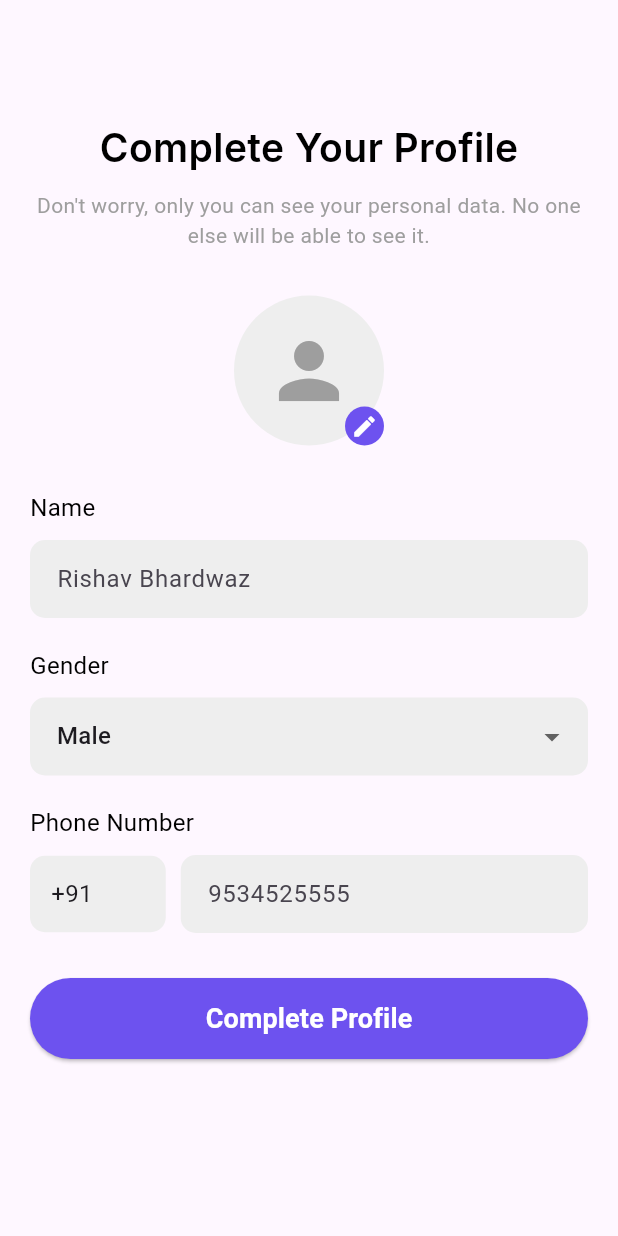
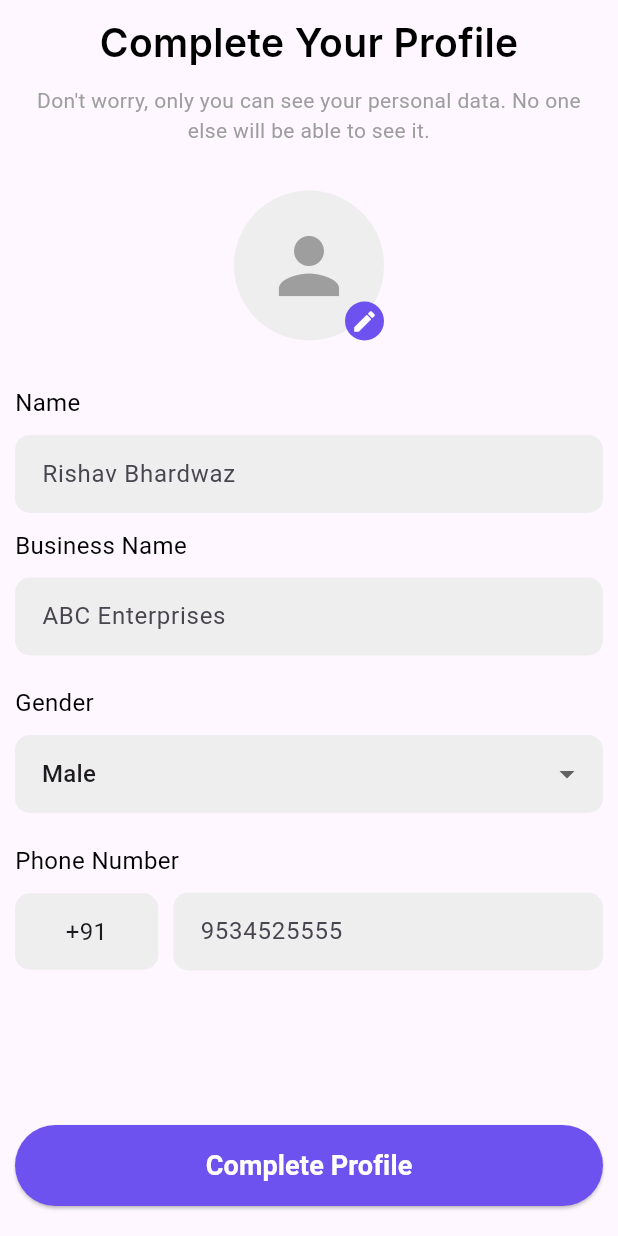
Before and after one commit to ricoz-connecting/studio-on-rent-partner-app, a Flutter app: the CompleteProfileScreen screen opened directly, on a phone screen of 412 x 824 dp. Run offline on Flutter 3.47's test engine with Material 3 defaults, Android fonts, the phone set to English and light mode, and no system bars; our stand-ins replace flutter_riverpod, fpdart, google_fonts, pinput, shared_preferences; missing offline and left inert: password_strength_indicator; accounts and stored records are empty; project files that could hold a hidden picture were left out.

Commit message:
Refactored the code and implemented Complete user functionality

```diff
--- a/lib/commons/controllers/get_profile.dart
+++ b/lib/commons/controllers/get_profile.dart
@@ -5,7 +5,7 @@ import 'package:flutter_riverpod/flutter_riverpod.dart';
 import 'package:studio_partner_app/src/core/api.dart';
 import 'package:studio_partner_app/src/feature/profile/views/profile_screen.dart';
 import 'package:studio_partner_app/src/res/endpoints.dart';
-import 'package:studio_partner_app/utils/authprovider.dart';
+import 'package:studio_partner_app/commons/views/providers/authprovider.dart';
 import '../../src/feature/profile/models/profile.dart';
 
 class GetProfile {
--- a/lib/commons/views/location_access.dart
+++ b/lib/commons/views/location_access.dart
@@ -52,7 +52,7 @@ class LocationAccess extends StatelessWidget {
                   Navigator.push(
                     context,
                     MaterialPageRoute(
-                      builder: (context) => const CompleteProfileScreen(),
+                      builder: (context) => CompleteProfileScreen(),
                     ),
                   );
                 },
--- a/lib/commons/views/splashscreen.dart
+++ b/lib/commons/views/splashscreen.dart
@@ -8,7 +8,7 @@ import 'package:google_fonts/google_fonts.dart';
 import 'package:studio_partner_app/src/feature/navigation/navigation_page.dart';
 import 'package:studio_partner_app/src/res/assets.dart';
 import 'package:studio_partner_app/src/res/strings.dart';
-import 'package:studio_partner_app/utils/authprovider.dart';
+import 'package:studio_partner_app/commons/views/providers/authprovider.dart';
 
 class Splashscreen extends ConsumerStatefulWidget {
   const Splashscreen({super.key});
--- a/lib/src/feature/Earnings/views/customer_review.dart
+++ b/lib/src/feature/Earnings/views/customer_review.dart
@@ -143,7 +143,3 @@ class CustomerReviews extends StatelessWidget {
     );
   }
 }
-
-void main() {
-  runApp(const MaterialApp(home: CustomerReviews()));
-}
--- a/lib/src/feature/complains/complain.dart
+++ b/lib/src/feature/complains/complain.dart
@@ -188,7 +188,3 @@ class ComplaintScreen extends StatelessWidget {
     );
   }
 }
-
-void main() {
-  runApp(const MaterialApp(home: ComplaintScreen()));
-}
--- /dev/null
+++ b/lib/src/feature/profile/controllers/complete_profile.dart
@@ -0,0 +1,3 @@
+class CompleteProfile {
+
+}
--- a/lib/src/feature/profile/models/profile.dart
+++ b/lib/src/feature/profile/models/profile.dart
@@ -1,32 +1,34 @@
 class Profile {
-  final String phone;
-  final String email;
-  final String username;
-  final String name;
-  final String address;
-  final String city;
-  final String pincode;
-  final String state;
-  final String country;
-  final String avatar;
-  final String businessName;
-  final String latitude;
-  final String longitude;
+  String? phone;
+  String? gender;
+  String? email;
+  String? username;
+  String? name;
+  String? address;
+  String? city;
+  String? pincode;
+  String? state;
+  String? country;
+  String? avatar;
+  String? businessName;
+  String? latitude;
+  String? longitude;
 
   Profile({
-    required this.phone,
-    required this.email,
-    required this.username,
-    required this.name,
-    required this.address,
-    required this.city,
-    required this.pincode,
-    required this.state,
-    required this.country,
-    required this.avatar,
-    required this.businessName,
-    required this.latitude,
-    required this.longitude,
+    this.phone,
+    this.email,
+    this.gender,
+    this.username,
+    this.name,
+    this.address,
+    this.city,
+    this.pincode,
+    this.state,
+    this.country,
+    this.avatar,
+    this.businessName,
+    this.latitude,
+    this.longitude,
   });
 
   factory Profile.fromJson(Map<String, dynamic> json) {
@@ -46,4 +48,23 @@ class Profile {
       longitude: json['longitude'],
     );
   }
+
+  Map<String, dynamic> toJson() {
+    return {
+      if (phone != null) 'phone': phone,
+      if (email != null) 'email': email,
+      if (username != null) 'username': username,
+      if (name != null) 'name': name,
+      if(gender!=null) 'gender' : gender,
+      if (address != null) 'address': address,
+      if (city != null) 'city': city,
+      if (pincode != null) 'pincode': pincode,
+      if (state != null) 'state': state,
+      if (country != null) 'country': country,
+      if (avatar != null) 'avatar': avatar,
+      if (businessName != null) 'businessName': businessName,
+      if (latitude != null) 'latitude': latitude,
+      if (longitude != null) 'longitude': longitude,
+    };
+  }
 }
--- a/lib/src/feature/profile/views/complete_profile.dart
+++ b/lib/src/feature/profile/views/complete_profile.dart
@@ -1,22 +1,37 @@
-import 'package:studio_partner_app/src/feature/auth/views/register_one.dart';
 import 'package:flutter/material.dart';
+import 'package:flutter_riverpod/flutter_riverpod.dart';
 import 'package:google_fonts/google_fonts.dart';
+import 'package:studio_partner_app/src/feature/profile/controllers/editprofile.dart';
+import 'package:studio_partner_app/src/feature/profile/models/profile.dart';
 import 'package:studio_partner_app/src/res/colors.dart';
 
-class CompleteProfileScreen extends StatelessWidget {
+class CompleteProfileScreen extends ConsumerStatefulWidget {
   const CompleteProfileScreen({super.key});
+
+  @override
+  ConsumerState<CompleteProfileScreen> createState() =>
+      _CompleteProfileScreenState();
+}
+
+class _CompleteProfileScreenState extends ConsumerState<CompleteProfileScreen> {
+  final TextEditingController _nameController = TextEditingController();
+  final TextEditingController _bussinessNameController =
+      TextEditingController();
+  final TextEditingController _phoneController = TextEditingController();
+  String? name;
+  String? businessName;
+  String? gender;
 
   @override
   Widget build(BuildContext context) {
     return Scaffold(
-      resizeToAvoidBottomInset: true,
-      body: SingleChildScrollView(
+      resizeToAvoidBottomInset: false,
+      body: SafeArea(
         child: Padding(
-          padding: const EdgeInsets.symmetric(horizontal: 20.0),
+          padding: const EdgeInsets.all(10.0),
           child: Column(
             crossAxisAlignment: CrossAxisAlignment.center,
             children: [
-              const SizedBox(height: 80),
               Text(
                 'Complete Your Profile',
                 style: GoogleFonts.inter(
@@ -76,6 +91,12 @@ class CompleteProfileScreen extends StatelessWidget {
               ),
               const SizedBox(height: 10),
               TextField(
+                controller: _nameController,
+                onChanged: (value) {
+                  setState(() {
+                    name = value;
+                  });
+                },
                 decoration: InputDecoration(
                   contentPadding: const EdgeInsets.symmetric(
                     vertical: 14,
@@ -88,6 +109,36 @@ class CompleteProfileScreen extends StatelessWidget {
                     borderSide: BorderSide.none,
                   ),
                   hintText: 'Rishav Bhardwaz',
+                ),
+              ),
+              const SizedBox(height: 10),
+              const Align(
+                alignment: Alignment.centerLeft,
+                child: Text(
+                  'Business Name',
+                  style: TextStyle(fontSize: 16, color: Colors.black),
+                ),
+              ),
+              const SizedBox(height: 10),
+              TextField(
+                controller: _bussinessNameController,
+                onChanged: (value) {
+                  setState(() {
+                    businessName = value;
+                  });
+                },
+                decoration: InputDecoration(
+                  contentPadding: const EdgeInsets.symmetric(
+                    vertical: 14,
+                    horizontal: 14,
+                  ),
+                  filled: true,
+                  fillColor: Colors.grey.shade200,
+                  border: OutlineInputBorder(
+                    borderRadius: BorderRadius.circular(10),
+                    borderSide: BorderSide.none,
+                  ),
+                  hintText: 'ABC Enterprises',
                 ),
               ),
               const SizedBox(height: 20),
@@ -112,13 +163,17 @@ class CompleteProfileScreen extends StatelessWidget {
                     borderSide: BorderSide.none,
                   ),
                 ),
-                value: 'Male',
+                value: 'male',
                 items: const [
-                  DropdownMenuItem(value: 'Male', child: Text('Male')),
-                  DropdownMenuItem(value: 'Female', child: Text('Female')),
-                  DropdownMenuItem(value: 'Other', child: Text('Other')),
+                  DropdownMenuItem(value: 'male', child: Text('Male')),
+                  DropdownMenuItem(value: 'female', child: Text('Female')),
+                  DropdownMenuItem(value: 'other', child: Text('Other')),
                 ],
-                onChanged: (value) {},
+                onChanged: (value) {
+                  setState(() {
+                    gender = value;
+                  });
+                },
               ),
               const SizedBox(height: 20),
               const Align(
@@ -143,6 +198,7 @@ class CompleteProfileScreen extends StatelessWidget {
                         borderRadius: BorderRadius.circular(10),
                       ),
                       child: const Text(
+                        textAlign: TextAlign.center,
                         '+91',
                         style: TextStyle(fontSize: 16),
                       ),
@@ -152,6 +208,12 @@ class CompleteProfileScreen extends StatelessWidget {
                   Expanded(
                     flex: 3,
                     child: TextField(
+                      controller: _phoneController,
+                      onChanged: (value) {
+                        setState(() {
+                          _phoneController.text = value;
+                        });
+                      },
                       keyboardType: TextInputType.phone,
                       decoration: InputDecoration(
                         contentPadding: const EdgeInsets.symmetric(
@@ -170,24 +232,24 @@ class CompleteProfileScreen extends StatelessWidget {
                   ),
                 ],
               ),
-              const SizedBox(height: 30),
+              const Spacer(),
               SizedBox(
                 width: double.infinity,
                 child: ElevatedButton(
                   style: ElevatedButton.styleFrom(
-                    backgroundColor:  AppColors.primaryBackgroundColor,
+                    backgroundColor: AppColors.primaryBackgroundColor,
                     padding: const EdgeInsets.symmetric(vertical: 14),
                     shape: RoundedRectangleBorder(
                       borderRadius: BorderRadius.circular(90),
                     ),
                   ),
                   onPressed: () {
-                    Navigator.push(
-                      context,
-                      MaterialPageRoute(
-                        builder: (context) => const RegisterScreen(),
-                      ),
-                    );
+                    Editprofile(
+                      profile: Profile(
+                          name: name,
+                          businessName: businessName,
+                          gender: gender),
+                    ).editProfile(ref, context);
                   },
                   child: const Text(
                     'Complete Profile',
@@ -198,7 +260,7 @@ class CompleteProfileScreen extends StatelessWidget {
                   ),
                 ),
               ),
-              const SizedBox(height: 40),
+              const SizedBox(height: 10),
             ],
           ),
         ),
@@ -206,7 +268,3 @@ class CompleteProfileScreen extends StatelessWidget {
     );
   }
 }
-
-void main() {
-  runApp(const MaterialApp(home: CompleteProfileScreen()));
-}
```
Also changed, not shown: lib/src/feature/auth/controllers/signin.dart (+29 -48 lines), lib/src/feature/auth/controllers/signup.dart (+25 -41 lines), lib/src/feature/auth/repo/signin.dart (added, +32 -0 lines), lib/src/feature/auth/repo/signup.dart (added, +29 -0 lines), lib/src/feature/auth/views/login_screen.dart (+4 -4 lines), lib/src/feature/auth/views/signup.dart (+4 -4 lines), lib/src/feature/profile/controllers/editprofile.dart (+39 -53 lines), lib/src/feature/profile/repo/edit_profile.dart (added, +15 -0 lines), lib/src/feature/profile/views/profile_screen.dart (+5 -6 lines), lib/src/feature/profile/views/widgets/edit_profile.dart (+23 -27 lines), lib/commons/views/providers/authprovider.dart (renamed from lib/utils/authprovider.dart).
